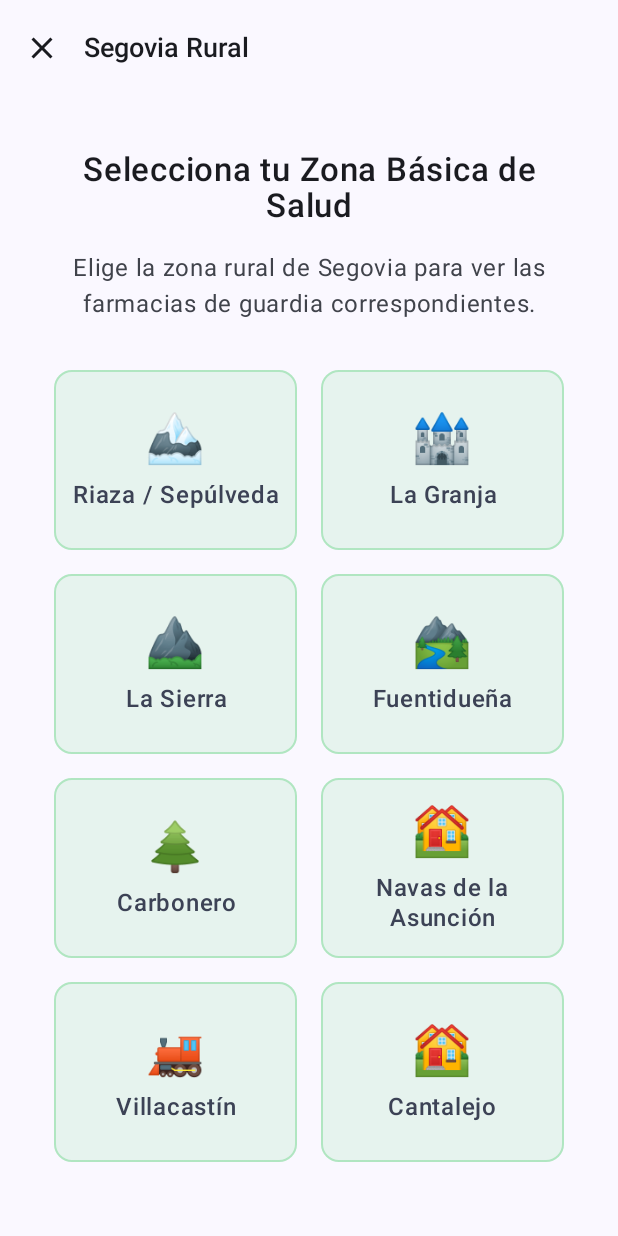
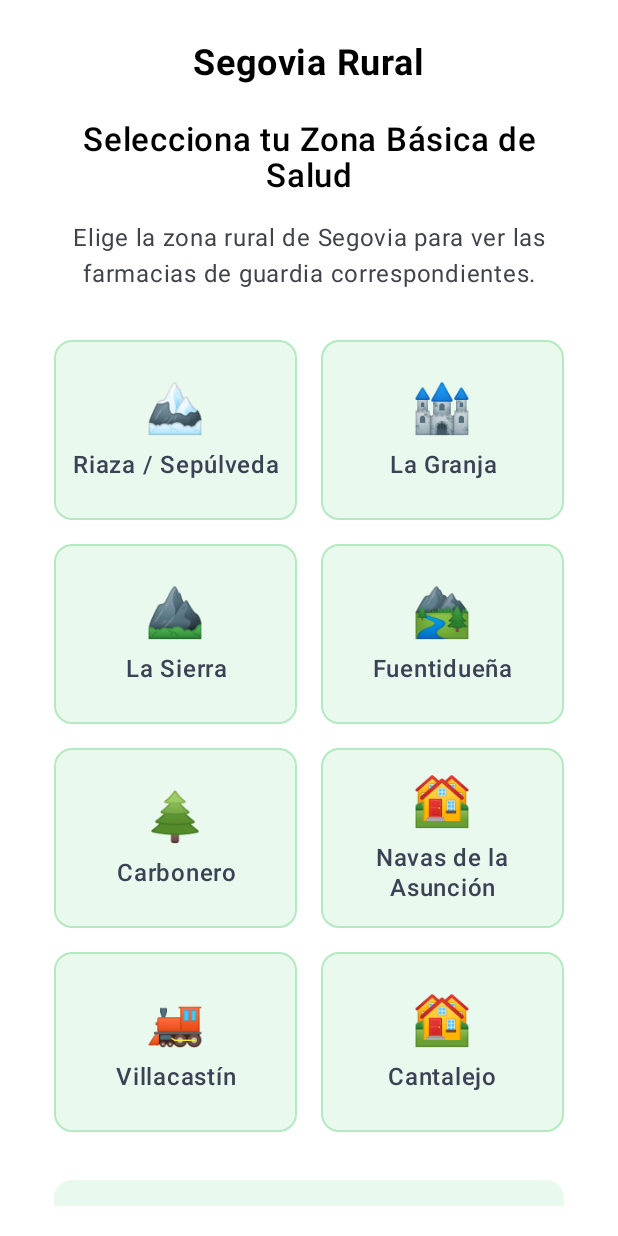
Before and after one commit to bFollon/farmacias-de-guardia-segovia, an Android app built with Jetpack Compose: the @Preview function ZBSSelectionScreenPreview, on a phone screen of 412 x 824 dp. Run offline under Robolectric (Android 15) with nearby library versions, the phone set to English and light mode, and no system bars.

Commit message:
Improves Cantalejo info and ZBS selection UI
Refactors the Cantalejo info screen to improve clarity.
Provides better information regarding the special situation
with farmacies in the area.

Updates ZBS selection screen UI for better user experience.
Improves the general layout.

```diff
--- a/android/app/src/main/java/com/github/bfollon/farmaciasdeguardiaensegovia/ui/screens/ZBSSelectionScreen.kt
+++ b/android/app/src/main/java/com/github/bfollon/farmaciasdeguardiaensegovia/ui/screens/ZBSSelectionScreen.kt
@@ -43,35 +43,21 @@ fun ZBSSelectionScreen(
     onZBSSelected: (ZBS) -> Unit = {},
     onDismiss: () -> Unit = {}
 ) {
-    Scaffold(
-        topBar = {
-            TopAppBar(
-                title = {
-                    Text(
-                        text = "Segovia Rural",
-                        fontSize = 18.sp,
-                        fontWeight = FontWeight.Medium
-                    )
-                },
-                navigationIcon = {
-                    IconButton(onClick = onDismiss) {
-                        Icon(
-                            imageVector = Icons.Default.Close,
-                            contentDescription = "Cancelar"
-                        )
-                    }
-                }
-            )
-        }
-    ) { innerPadding ->
     Column(
         modifier = Modifier
             .fillMaxSize()
-                .padding(innerPadding)
             .padding(20.dp)
             .verticalScroll(rememberScrollState()),
         horizontalAlignment = Alignment.CenterHorizontally
     ) {
+        // Modal title
+        Text(
+            text = "Segovia Rural",
+            fontSize = 24.sp,
+            fontWeight = FontWeight.Bold,
+            modifier = Modifier.padding(vertical = 8.dp)
+        )
+
         Spacer(modifier = Modifier.height(16.dp))
 
         // Title and description
@@ -168,7 +154,6 @@ fun ZBSSelectionScreen(
         Spacer(modifier = Modifier.height(32.dp))
     }
 }
-}
 
 @Composable
 fun ZBSCard(
```
Also changed, not shown: android/app/src/main/java/com/github/bfollon/farmaciasdeguardiaensegovia/ui/screens/CantalejoInfoScreen.kt (+16 -31 lines). Lines whose indentation alone changed are shown as unchanged.
